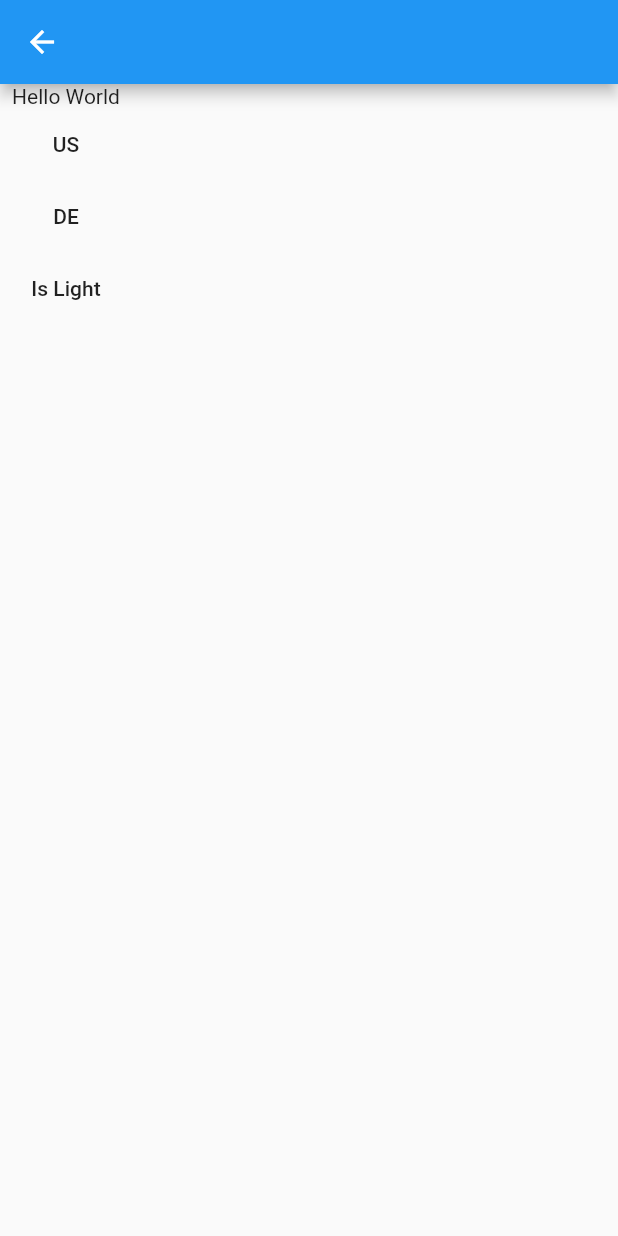
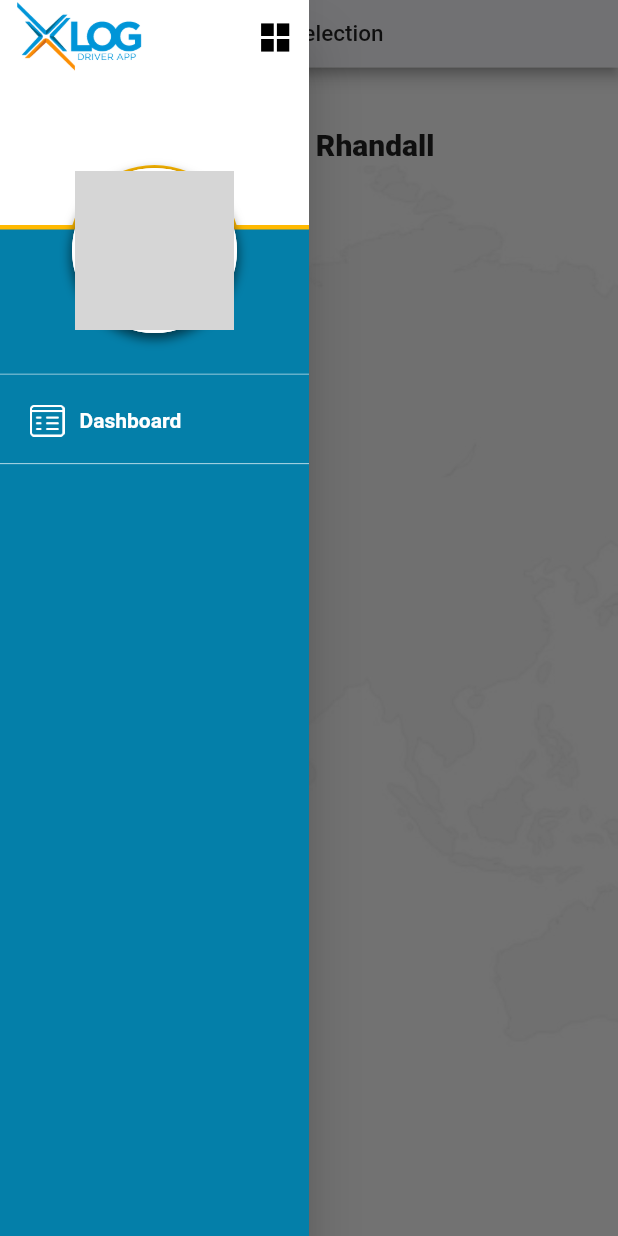
Before and after one commit to RhandallTimtiman/driver_app_v2, a Flutter app: the HomeScreen screen opened by its route, with the side drawer open (before the commit the screen has no drawer), on a phone screen of 412 x 824 dp. Run offline on Flutter 3.47's test engine with Material 2 defaults, Android fonts, the light colour scheme and no system bars; our stand-ins replace cached_network_image, get; network calls fail; grey boxes are pictures that could not be loaded.

Commit message:
Initialized Main Appbar and Main Sidebar

```diff
--- a/lib/app/core/constants/app.routes.dart
+++ b/lib/app/core/constants/app.routes.dart
@@ -1,4 +1,5 @@
 // ignore_for_file: prefer_const_constructors
+import 'package:driver_app/app/data/models/models.dart';
 import 'package:driver_app/app/modules/bindings/bindings.dart';
 import 'package:driver_app/app/modules/screens/screens.dart';
 import 'package:get/get.dart';
@@ -17,4 +18,15 @@ class AppRoutes {
       binding: AuthBinding(),
     ),
   ];
+
+  static final List<DrawerItemModel> drawerRoutes = [
+    DrawerItemModel(
+      routeName: 'Dashboard',
+      icon: 'assets/icons/dashboard.png',
+      onTap: () {
+        Get.toNamed('/login');
+      },
+      width: 23,
+    )
+  ];
 }
--- a/lib/app/data/controllers/auth.controller.dart
+++ b/lib/app/data/controllers/auth.controller.dart
@@ -7,7 +7,7 @@ class AuthController extends GetxController {
 
   TextEditingController userNameController = TextEditingController();
   TextEditingController pinController = TextEditingController();
-  final authFormKey = GlobalKey<FormState>();
+  GlobalKey<FormState> authFormKey = GlobalKey<FormState>();
 
   /// Toggles Visibility Of Field
   toggle() async {
@@ -22,9 +22,11 @@ class AuthController extends GetxController {
         'Login Successful!',
         colorText: Colors.white,
         backgroundColor: Colors.green[500],
+        duration: const Duration(
+          seconds: 1,
+        ),
       );
-      // Get.off(() => const HomeScreen());
-      Get.to(() => const HomeScreen());
+      Get.off(() => const HomeScreen());
     }
   }
 }
--- /dev/null
+++ b/lib/app/data/models/drawer_item.model.dart
@@ -0,0 +1,13 @@
+class DrawerItemModel {
+  final String routeName;
+  final String icon;
+  final Function onTap;
+  final int width;
+
+  DrawerItemModel({
+    required this.routeName,
+    required this.icon,
+    required this.onTap,
+    required this.width,
+  });
+}
--- /dev/null
+++ b/lib/app/data/models/models.dart
@@ -0,0 +1 @@
+export 'drawer_item.model.dart';
--- a/lib/app/modules/screens/home.screen.dart
+++ b/lib/app/modules/screens/home.screen.dart
@@ -1,4 +1,6 @@
+import 'package:driver_app/app/data/controllers/controllers.dart';
 import 'package:driver_app/app/data/controllers/theme.controller.dart';
+import 'package:driver_app/app/widgets/widgets.dart';
 import 'package:flutter/material.dart';
 import 'package:get/get.dart';
 
@@ -10,41 +12,70 @@ class HomeScreen extends StatefulWidget {
 }
 
 class _HomeScreenState extends State<HomeScreen> {
-  ThemeController themeController = Get.find();
+  final GlobalKey<ScaffoldState> _scaffoldKey = new GlobalKey<ScaffoldState>();
+
+  openDrawer() {
+    _scaffoldKey.currentState?.openDrawer();
+  }
 
   @override
   Widget build(BuildContext context) {
+    var size = MediaQuery.of(context).size;
+
     return Scaffold(
-      appBar: AppBar(),
-      body: Column(
-        children: [
-          Text('hello'.tr),
-          MaterialButton(
-            child: const Text('US'),
-            onPressed: () {
-              Get.updateLocale(
-                const Locale('us', 'US'),
-              );
-            },
+      key: _scaffoldKey,
+      appBar: MainAppBar(
+        title: const Text(
+          'Fleet Selection',
+          style: TextStyle(
+            fontSize: 15,
+            fontWeight: FontWeight.w500,
+            color: Colors.black87,
           ),
-          MaterialButton(
-            child: const Text('DE'),
-            onPressed: () {
-              Get.updateLocale(
-                const Locale('de', 'DE'),
-              );
-            },
+        ),
+        onMenuPress: () => openDrawer(),
+        showOnlineButton: true,
+      ),
+      drawer: const MainDrawer(),
+      body: Container(
+        height: size.height,
+        width: size.width,
+        decoration: const BoxDecoration(
+          image: DecorationImage(
+            image: AssetImage(
+              "assets/images/white-map.png",
+            ),
+            fit: BoxFit.cover,
           ),
-          MaterialButton(
-            child: Obx(
-              () => Text(
-                  themeController.isDarkMode.value ? 'Is Dark' : 'Is Light'),
+        ),
+        child: SingleChildScrollView(
+          child: Padding(
+            padding: const EdgeInsets.all(
+              20,
             ),
-            onPressed: () {
-              themeController.changeTheme();
-            },
-          )
-        ],
+            child: ConstrainedBox(
+              constraints: BoxConstraints(
+                minHeight: size.height - 180,
+              ),
+              child: Column(
+                children: const [
+                  Padding(
+                    padding: EdgeInsets.symmetric(
+                      vertical: 20.0,
+                    ),
+                    child: Text(
+                      'Welcome Rhandall',
+                      style: TextStyle(
+                        fontSize: 20,
+                        fontWeight: FontWeight.w800,
+                      ),
+                    ),
+                  ),
+                ],
+              ),
+            ),
+          ),
+        ),
       ),
     );
   }
--- /dev/null
+++ b/lib/app/widgets/common/main_appbar.widget.dart
@@ -0,0 +1,108 @@
+import 'package:flutter/material.dart';
+import 'package:get/get.dart';
+
+class MainAppBar extends StatelessWidget implements PreferredSizeWidget {
+  final Widget? title;
+  final Function? onMenuPress;
+  final Function? onBackPress;
+  final bool showOnlineButton;
+
+  const MainAppBar({
+    Key? key,
+    this.title,
+    this.onMenuPress,
+    this.onBackPress,
+    this.showOnlineButton = false,
+  }) : super(key: key);
+
+  @override
+  Size get preferredSize => const Size.fromHeight(45);
+
+  @override
+  Widget build(BuildContext context) {
+    return AppBar(
+      elevation: 3,
+      backgroundColor: Color.fromRGBO(
+        247,
+        247,
+        250,
+        1,
+      ),
+      title: title,
+      centerTitle: true,
+      leading: GestureDetector(
+        onTap: () => onMenuPress != null ? onMenuPress!() : onBackPress!(),
+        child: onMenuPress != null
+            ? const Center(
+                child: Image(
+                  image: AssetImage('assets/icons/menu.png'),
+                  width: 25,
+                  height: 25,
+                  fit: BoxFit.contain,
+                ),
+              )
+            : const Icon(
+                Icons.arrow_back,
+                color: Colors.black, // add custom icons also
+              ),
+      ),
+      actions: [
+        // showOnlineButton
+        //     ? Container(
+        //         padding: EdgeInsets.symmetric(
+        //           horizontal: 10,
+        //         ),
+        //         child: Obx(
+        //           () => Center(
+        //             child: GestureDetector(
+        //               onTap: () {
+        //                 appBarController.toggleOnlineStatus();
+        //               },
+        //               child: AnimatedContainer(
+        //                 duration: Duration(milliseconds: 1000),
+        //                 height: 25,
+        //                 width: 45,
+        //                 decoration: BoxDecoration(
+        //                   borderRadius: BorderRadius.circular(20.0),
+        //                   color: statusController.status.value
+        //                       ? Colors.grey[300]
+        //                       : Colors.grey[500],
+        //                 ),
+        //                 child: Stack(
+        //                   children: [
+        //                     AnimatedPositioned(
+        //                       child: statusController.status.value
+        //                           ? CircleAvatar(
+        //                               backgroundColor: Colors.green[600],
+        //                               radius: 13,
+        //                               child: CircleAvatar(
+        //                                 backgroundColor: Colors.green,
+        //                                 radius: 10,
+        //                               ),
+        //                             )
+        //                           : CircleAvatar(
+        //                               backgroundColor: Colors.grey[600],
+        //                               radius: 13,
+        //                               child: CircleAvatar(
+        //                                 backgroundColor: Colors.grey[700],
+        //                                 radius: 10,
+        //                               ),
+        //                             ),
+        //                       duration: Duration(milliseconds: 300),
+        //                       curve: Curves.easeIn,
+        //                       top: 0,
+        //                       left: statusController.status.value ? 20 : 0,
+        //                       right: statusController.status.value ? 0 : 20,
+        //                     ),
+        //                   ],
+        //                 ),
+        //               ),
+        //             ),
+        //           ),
+        //         ),
+        //       )
+        //     : SizedBox.shrink(),
+      ],
+    );
+  }
+}
--- /dev/null
+++ b/lib/app/widgets/common/main_drawer.widget.dart
@@ -0,0 +1,207 @@
+import 'package:cached_network_image/cached_network_image.dart';
+import 'package:driver_app/app/core/constants/app.routes.dart';
+import 'package:driver_app/app/data/models/models.dart';
+import 'package:driver_app/app/widgets/widgets.dart';
+import 'package:flutter/material.dart';
+import 'dart:math' as math;
+
+class MainDrawer extends StatelessWidget {
+  const MainDrawer({Key? key}) : super(key: key);
+
+  @override
+  Widget build(BuildContext context) {
+    var size = MediaQuery.of(context).size;
+
+    return SizedBox(
+      width: size.width / 2,
+      height: size.height,
+      child: Drawer(
+        child: Container(
+          padding: const EdgeInsets.all(0),
+          decoration: const BoxDecoration(
+            color: Color.fromRGBO(4, 127, 169, 1),
+          ),
+          child: Column(
+            children: [
+              SizedBox(
+                height: 250,
+                width: size.width,
+                child: Stack(
+                  children: [
+                    Positioned(
+                      child: Container(
+                        padding: const EdgeInsets.only(bottom: 10),
+                        height: 150,
+                        width: size.width,
+                        decoration: const BoxDecoration(
+                          color: Colors.white,
+                        ),
+                        child: SafeArea(
+                          child: Column(
+                            children: [
+                              Padding(
+                                padding: const EdgeInsets.symmetric(
+                                  horizontal: 10.0,
+                                ),
+                                child: Row(
+                                  mainAxisAlignment:
+                                      MainAxisAlignment.spaceBetween,
+                                  children: [
+                                    const Image(
+                                      image: AssetImage(
+                                        'assets/images/xlog-driver-blue.png',
+                                      ),
+                                      height: 50,
+                                      fit: BoxFit.contain,
+                                    ),
+                                    InkWell(
+                                      onTap: () => Navigator.pop(context),
+                                      child: const Image(
+                                        image: AssetImage(
+                                          'assets/icons/sidemenu.png',
+                                        ),
+                                        width: 25,
+                                        height: 25,
+                                        fit: BoxFit.contain,
+                                      ),
+                                    ),
+                                  ],
+                                ),
+                              ),
+                            ],
+                          ),
+                        ),
+                      ),
+                    ),
+                    Positioned(
+                      top: 110,
+                      child: SizedBox(
+                        width: size.width / 2,
+                        child: const Center(
+                          child: ProfileArc(
+                            diameter: 115,
+                          ),
+                        ),
+                      ),
+                    ),
+                    Positioned(
+                      bottom: 0,
+                      child: Container(
+                        padding: const EdgeInsets.only(bottom: 10),
+                        height: 100,
+                        width: size.width,
+                        decoration: const BoxDecoration(
+                          color: Color.fromRGBO(4, 127, 169, 1),
+                          border: Border(
+                            top: BorderSide(
+                              color: Color.fromRGBO(255, 185, 0, 1),
+                              width: 3.0,
+                            ),
+                            bottom: BorderSide(
+                              color: Colors.white38,
+                              width: 1.0,
+                            ),
+                          ),
+                        ),
+                      ),
+                    ),
+                    Positioned(
+                      top: 112,
+                      child: SizedBox(
+                        width: size.width / 2,
+                        child: Center(
+                          child: InkWell(
+                            onTap: () => {},
+                            child: Container(
+                              decoration: const BoxDecoration(
+                                color: Colors.white,
+                                shape: BoxShape.circle,
+                                boxShadow: [
+                                  BoxShadow(
+                                    blurRadius: 5,
+                                    color: Colors.black54,
+                                    spreadRadius: 1,
+                                    offset: Offset(0, 3),
+                                  )
+                                ],
+                              ),
+                              child: const CircleAvatar(
+                                backgroundColor: Colors.white,
+                                radius: 55,
+                                child: Hero(
+                                  tag: 'profile-driver-image',
+                                  child: CircleAvatar(
+                                    backgroundImage:
+                                        CachedNetworkImageProvider(''),
+                                    radius: 53,
+                                  ),
+                                ),
+                              ),
+                            ),
+                          ),
+                        ),
+                      ),
+                    ),
+                  ],
+                ),
+              ),
+              Expanded(
+                child: ListView.builder(
+                  padding: const EdgeInsets.only(top: 10),
+                  itemCount: AppRoutes.drawerRoutes.length,
+                  itemBuilder: (BuildContext ctx, int index) {
+                    DrawerItemModel item = AppRoutes.drawerRoutes[index];
+                    return DrawerItem(
+                      icon: item.icon,
+                      name: item.routeName,
+                      onTap: item.onTap,
+                      width: item.width,
+                    );
+                  },
+                ),
+              ),
+            ],
+          ),
+        ),
+      ),
+    );
+  }
+}
+
+class ProfileArc extends StatelessWidget {
+  final double diameter;
+
+  const ProfileArc({
+    Key? key,
+    this.diameter = 200,
+  }) : super(key: key);
+
+  @override
+  Widget build(BuildContext context) {
+    return CustomPaint(
+      painter: MyPainter(),
+      size: Size(diameter, diameter),
+    );
+  }
+}
+
+class MyPainter extends CustomPainter {
+  @override
+  void paint(Canvas canvas, Size size) {
+    Paint paint = Paint()..color = const Color.fromRGBO(255, 185, 0, 1);
+    canvas.drawArc(
+      Rect.fromCenter(
+        center: Offset(size.height / 2, size.width / 2),
+        height: size.height,
+        width: size.width,
+      ),
+      math.pi,
+      math.pi,
+      false,
+      paint,
+    );
+  }
+
+  @override
+  bool shouldRepaint(CustomPainter oldDelegate) => false;
+}
--- /dev/null
+++ b/lib/app/widgets/drawer_item.widget.dart
@@ -0,0 +1,58 @@
+import 'package:flutter/material.dart';
+
+class DrawerItem extends StatelessWidget {
+  final String icon;
+  final String name;
+  final Function onTap;
+  final int width;
+
+  const DrawerItem({
+    Key? key,
+    required this.icon,
+    required this.name,
+    required this.onTap,
+    required this.width,
+  }) : super(key: key);
+
+  @override
+  Widget build(BuildContext context) {
+    return InkWell(
+      onTap: () => onTap(),
+      child: Column(
+        children: [
+          Padding(
+            padding: const EdgeInsets.symmetric(
+              horizontal: 20,
+              vertical: 10,
+            ),
+            child: Row(
+              children: [
+                Image(
+                  image: AssetImage(
+                    icon,
+                  ),
+                  width: width.toDouble(),
+                ),
+                const SizedBox(
+                  width: 10,
+                ),
+                Flexible(
+                  child: Text(
+                    name,
+                    style: const TextStyle(
+                      color: Colors.white,
+                      fontWeight: FontWeight.bold,
+                    ),
+                  ),
+                ),
+              ],
+            ),
+          ),
+          const Divider(
+            color: Colors.white70,
+          ),
+        ],
+      ),
+    );
+  }
+}
--- a/lib/app/widgets/widgets.dart
+++ b/lib/app/widgets/widgets.dart
@@ -1 +1,4 @@
 export 'auth/auth_input.widget.dart';
+export 'common/main_appbar.widget.dart';
+export 'common/main_drawer.widget.dart';
+export 'drawer_item.widget.dart';
--- a/pubspec.yaml
+++ b/pubspec.yaml
@@ -30,6 +30,7 @@ dependencies:
   flutter:
     sdk: flutter
   get: ^4.5.1
+  cached_network_image: ^3.2.0
 
   # The following adds the Cupertino Icons font to your application.
   # Use with the CupertinoIcons class for iOS style icons.
```
Also changed, not shown: pubspec.lock, 3 other files.
